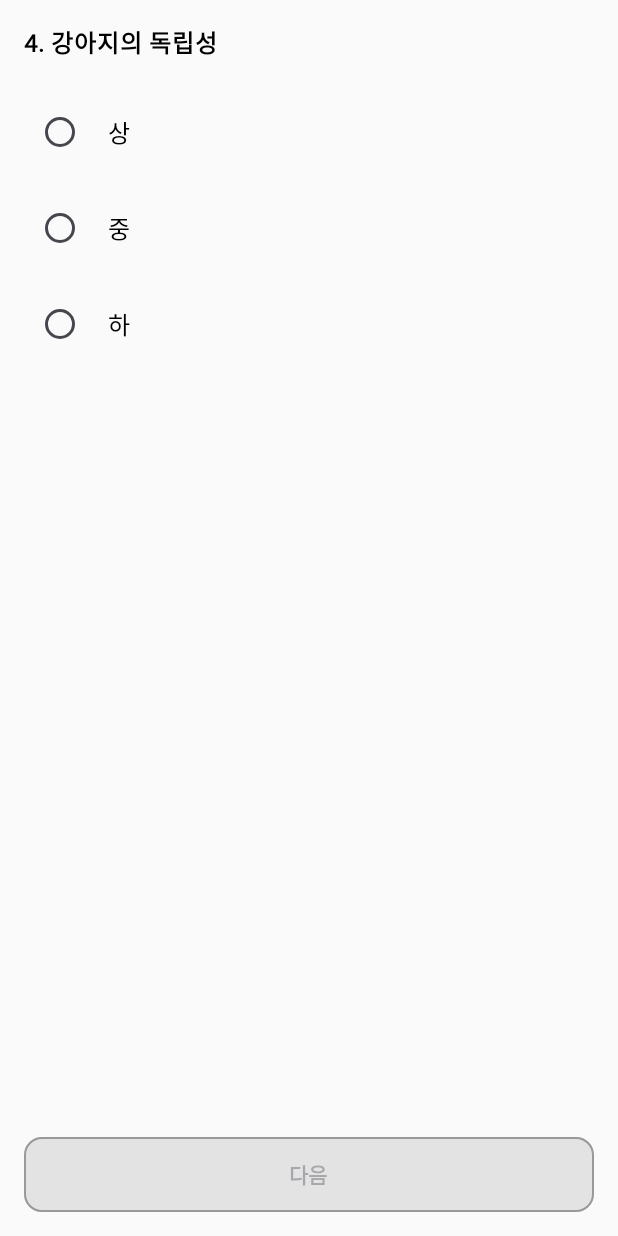
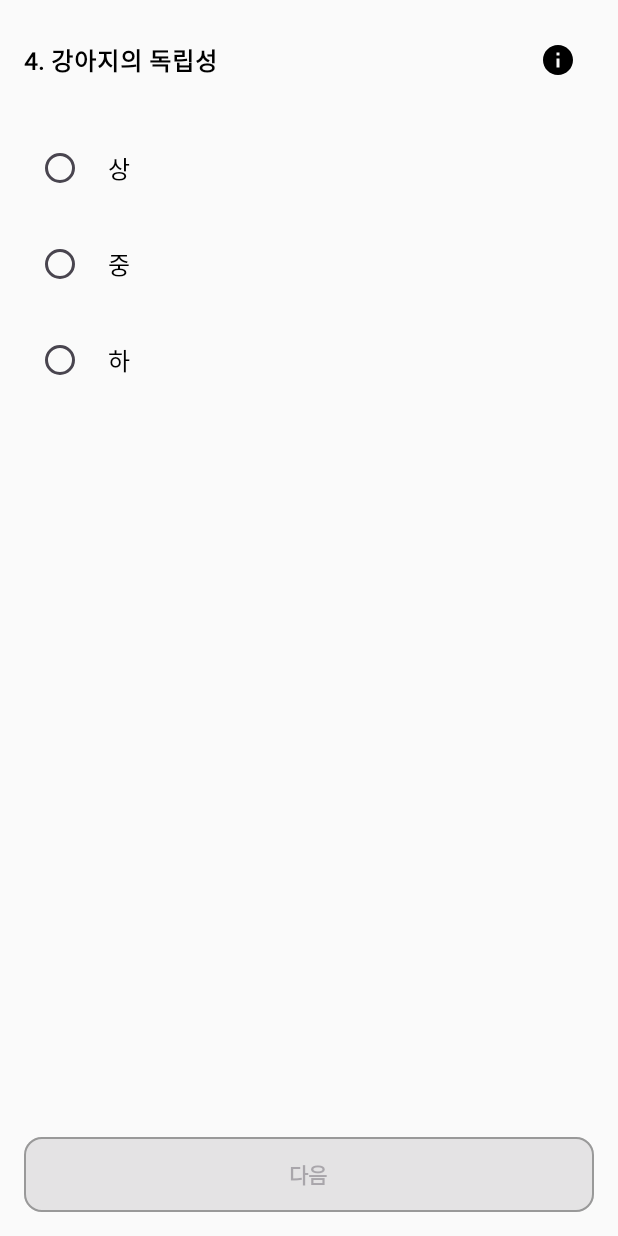
Before and after one commit to dongboki/FindMyPerfectdog, an Android app built with Jetpack Compose: the IndependenceScreen screen opened through its navigation route, on a phone screen of 412 x 824 dp. Run offline under Robolectric (Android 15) with nearby library versions, the phone set to English and light mode, and no system bars; Roboto replaces fonts that are not available here.

Commit message:
IndependenceScreen icon complete

```diff
--- a/app/src/main/java/com/sdc/survey/ActivityScreen.kt
+++ b/app/src/main/java/com/sdc/survey/ActivityScreen.kt
@@ -22,6 +22,7 @@ import androidx.compose.ui.Modifier
 import androidx.compose.ui.graphics.Color
 import androidx.compose.ui.text.font.FontWeight
 import androidx.compose.ui.unit.dp
+import androidx.compose.ui.unit.sp
 import androidx.navigation.NavController
 import com.sdc.findmyperfectdog.PretenderFontFamily
 
@@ -38,7 +39,8 @@ fun ActivityScreen(selectedActivity: MutableState<String>, navController: NavCon
         Text(
             text = "3. 강아지의 활동량",
             fontWeight = FontWeight.Bold,
-            fontFamily = PretenderFontFamily
+            fontFamily = PretenderFontFamily,
+            fontSize = 16.sp
         )
         Spacer(modifier = Modifier.height(16.dp))
         activityOptions.forEach { option ->
--- a/app/src/main/java/com/sdc/survey/HomeScreen.kt
+++ b/app/src/main/java/com/sdc/survey/HomeScreen.kt
@@ -23,6 +23,7 @@ import androidx.compose.foundation.layout.Box
 import androidx.compose.foundation.shape.RoundedCornerShape
 import androidx.compose.material3.ButtonDefaults
 import androidx.compose.ui.graphics.Color
+import androidx.compose.ui.unit.sp
 import com.sdc.findmyperfectdog.PretenderFontFamily
 
 // 2. 주거환경 화면 (4가지 주거환경 선택 화면)
@@ -51,7 +52,8 @@ fun HomeScreen(selectedHome: MutableState<String>, navController: NavController)
         Text(
             text = "1.  주거환경",
             fontWeight = FontWeight.Bold,
-            fontFamily = PretenderFontFamily
+            fontFamily = PretenderFontFamily,
+            fontSize = 16.sp,
         )
         Spacer(modifier = Modifier.height(16.dp))
 
--- a/app/src/main/java/com/sdc/survey/IndependenceScreen.kt
+++ b/app/src/main/java/com/sdc/survey/IndependenceScreen.kt
@@ -11,17 +11,28 @@ import androidx.compose.foundation.layout.height
 import androidx.compose.foundation.layout.padding
 import androidx.compose.foundation.layout.systemBarsPadding
 import androidx.compose.foundation.shape.RoundedCornerShape
+import androidx.compose.material.icons.Icons
+import androidx.compose.material.icons.filled.Info
+import androidx.compose.material3.AlertDialog
 import androidx.compose.material3.Button
 import androidx.compose.material3.ButtonDefaults
+import androidx.compose.material3.Icon
+import androidx.compose.material3.IconButton
 import androidx.compose.material3.RadioButton
 import androidx.compose.material3.Text
+import androidx.compose.material3.TextButton
 import androidx.compose.runtime.Composable
 import androidx.compose.runtime.MutableState
+import androidx.compose.runtime.getValue
+import androidx.compose.runtime.mutableStateOf
+import androidx.compose.runtime.remember
+import androidx.compose.runtime.setValue
 import androidx.compose.ui.Alignment
 import androidx.compose.ui.Modifier
 import androidx.compose.ui.graphics.Color
 import androidx.compose.ui.text.font.FontWeight
 import androidx.compose.ui.unit.dp
+import androidx.compose.ui.unit.sp
 import androidx.navigation.NavController
 import com.sdc.findmyperfectdog.PretenderFontFamily
 
@@ -35,11 +46,9 @@ fun IndependenceScreen(selectedIndependence: MutableState<String>, navController
             .padding(16.dp)
             .systemBarsPadding()
     ) {
-        Text(
-            text = "4. 강아지의 독립성",
-            fontWeight = FontWeight.Bold,
-            fontFamily = PretenderFontFamily
-        )
+
+        HelpTextRow()
+
         Spacer(modifier = Modifier.height(16.dp))
         independenceOptions.forEach { option ->
             Row(
@@ -58,7 +67,7 @@ fun IndependenceScreen(selectedIndependence: MutableState<String>, navController
         Box(
             modifier = Modifier
                 .fillMaxWidth()
-                .height(50.dp) // 높이 60dp 설정
+                .height(50.dp) // 높이 50dp 설정
                 .border(1.dp, Color(0xFF999999), RoundedCornerShape(12.dp)) // 보더 추가
         ) {
             Button(
@@ -82,3 +91,46 @@ fun IndependenceScreen(selectedIndependence: MutableState<String>, navController
         }
     }
 }
+
+@Composable
+fun HelpTextRow() {
+    // 도움말 다이얼로그 표시 여부 상태 변수
+    var showDialog by remember { mutableStateOf(false) }
+
+    // Row 내부에 텍스트와 도움말 아이콘 배치
+    Row(
+        verticalAlignment = Alignment.CenterVertically,
+        modifier = Modifier.fillMaxWidth()
+    ) {
+        Text(
+            text = "4. 강아지의 독립성",
+            fontWeight = FontWeight.Bold,
+            fontFamily = PretenderFontFamily,
+            fontSize = 16.sp,
+            modifier = Modifier.weight(1f)
+        )
+        IconButton(
+            onClick = { showDialog = true }
+        ) {
+            Icon(
+                imageVector = Icons.Default.Info,
+                contentDescription = "도움말 아이콘"
+            )
+        }
+    }
+
+    // 아이콘 클릭 시 다이얼로그 표시
+    if (showDialog) {
+        AlertDialog(
+            onDismissRequest = { showDialog = false },
+            title = { Text("강아지의 독립성") },
+            text = { Text("※ 독립성이 낮을 수록 강아지는 외로워합니다.") },
+            confirmButton = {
+                TextButton(onClick = { showDialog = false }) {
+                    Text("확인", color= Color.Black)
+                }
+            },
+            containerColor = Color.White
+        )
+    }
+}
--- a/app/src/main/java/com/sdc/survey/SheddingScreen.kt
+++ b/app/src/main/java/com/sdc/survey/SheddingScreen.kt
@@ -22,6 +22,7 @@ import androidx.compose.ui.Modifier
 import androidx.compose.ui.graphics.Color
 import androidx.compose.ui.text.font.FontWeight
 import androidx.compose.ui.unit.dp
+import androidx.compose.ui.unit.sp
 import androidx.navigation.NavController
 import com.sdc.findmyperfectdog.PretenderFontFamily
 
@@ -41,7 +42,8 @@ fun SheddingScreen(selectedShedding: MutableState<String>, navController: NavCon
         Text(
             text = "7. 털빠짐 정도",
             fontWeight = FontWeight.Bold,
-            fontFamily = PretenderFontFamily
+            fontFamily = PretenderFontFamily,
+            fontSize = 16.sp
         )
         // 제목과 옵션 사이에 간격을 줍니다.
         Spacer(modifier = Modifier.height(16.dp))
--- a/app/src/main/java/com/sdc/survey/SizeScreen.kt
+++ b/app/src/main/java/com/sdc/survey/SizeScreen.kt
@@ -22,6 +22,7 @@ import androidx.compose.ui.Modifier
 import androidx.compose.ui.graphics.Color
 import androidx.compose.ui.text.font.FontWeight
 import androidx.compose.ui.unit.dp
+import androidx.compose.ui.unit.sp
 import androidx.navigation.NavController
 import com.sdc.findmyperfectdog.PretenderFontFamily
 
@@ -37,7 +38,9 @@ fun SizeScreen(selectedSize: MutableState<String>, navController: NavController)
     ) {
         Text(
             text = "2. 사이즈 선택",
-            fontWeight = FontWeight.Bold,fontFamily = PretenderFontFamily
+            fontWeight = FontWeight.Bold,
+            fontFamily = PretenderFontFamily,
+            fontSize = 16.sp
         )
         Spacer(modifier = Modifier.height(16.dp))
         sizeOptions.forEach { option ->
--- a/app/src/main/java/com/sdc/survey/TrainLevelScreen.kt
+++ b/app/src/main/java/com/sdc/survey/TrainLevelScreen.kt
@@ -23,6 +23,7 @@ import androidx.compose.ui.Modifier
 import androidx.compose.ui.graphics.Color
 import androidx.compose.ui.text.font.FontWeight
 import androidx.compose.ui.unit.dp
+import androidx.compose.ui.unit.sp
 import androidx.navigation.NavController
 import com.sdc.findmyperfectdog.PretenderFontFamily
 
@@ -41,7 +42,8 @@ fun TrainLevelScreen(selectedTrainLevel: MutableState<String>, navController: Na
         Text(
             text = "6. 훈련 난이도",
             fontWeight = FontWeight.Bold,
-            fontFamily = PretenderFontFamily
+            fontFamily = PretenderFontFamily,
+            fontSize = 16.sp
         )
         Spacer(modifier = Modifier.height(16.dp))
 
```
Also changed, not shown: app/src/main/java/com/sdc/survey/KidScreen.kt (+10 -3 lines).
